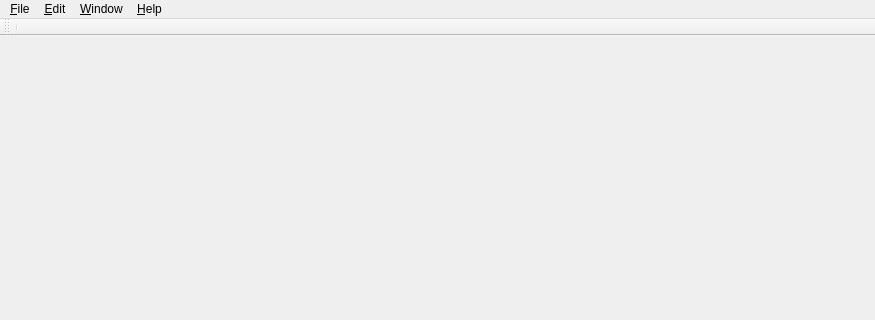
Cishnick/ImageScaner, file mainwindow.ui: the form before one commit; both pictures show x 0 to 875 and y 0 to 320 of the 875 by 567 pixel window.
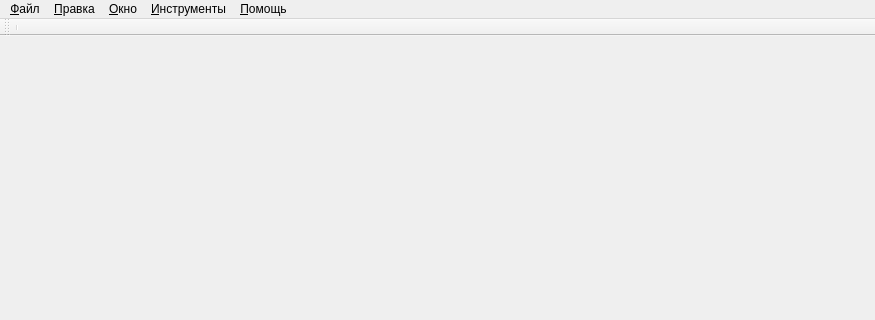
The form after the commit.

The edit to the form file:
```diff
--- a/mainwindow.ui
+++ b/mainwindow.ui
@@ -25,7 +25,7 @@
    </property>
    <widget class="QMenu" name="menuFile">
     <property name="title">
-     <string>&amp;File</string>
+     <string>&amp;Файл</string>
     </property>
     <addaction name="actionOpen"/>
     <addaction name="actionSave"/>
@@ -34,14 +34,14 @@
    </widget>
    <widget class="QMenu" name="menu_Edit">
     <property name="title">
-     <string>&amp;Edit</string>
+     <string>&amp;Правка</string>
     </property>
     <addaction name="action_Copy"/>
     <addaction name="action_Paste"/>
    </widget>
    <widget class="QMenu" name="menuWindow">
     <property name="title">
-     <string>&amp;Window</string>
+     <string>&amp;Окно</string>
     </property>
     <addaction name="actionCascade"/>
     <addaction name="actionVectical"/>
@@ -51,13 +51,21 @@
    </widget>
    <widget class="QMenu" name="menuHelp">
     <property name="title">
-     <string>&amp;Help</string>
+     <string>&amp;Помощь</string>
     </property>
     <addaction name="action_About"/>
    </widget>
+   <widget class="QMenu" name="menuTools">
+    <property name="title">
+     <string>&amp;Инструменты</string>
+    </property>
+    <addaction name="separator"/>
+    <addaction name="actionOption"/>
+   </widget>
    <addaction name="menuFile"/>
    <addaction name="menu_Edit"/>
    <addaction name="menuWindow"/>
+   <addaction name="menuTools"/>
    <addaction name="menuHelp"/>
   </widget>
   <widget class="QToolBar" name="mainToolBar">
```
Left out of the diff: 27 changed lines with no effect on the pictures.
